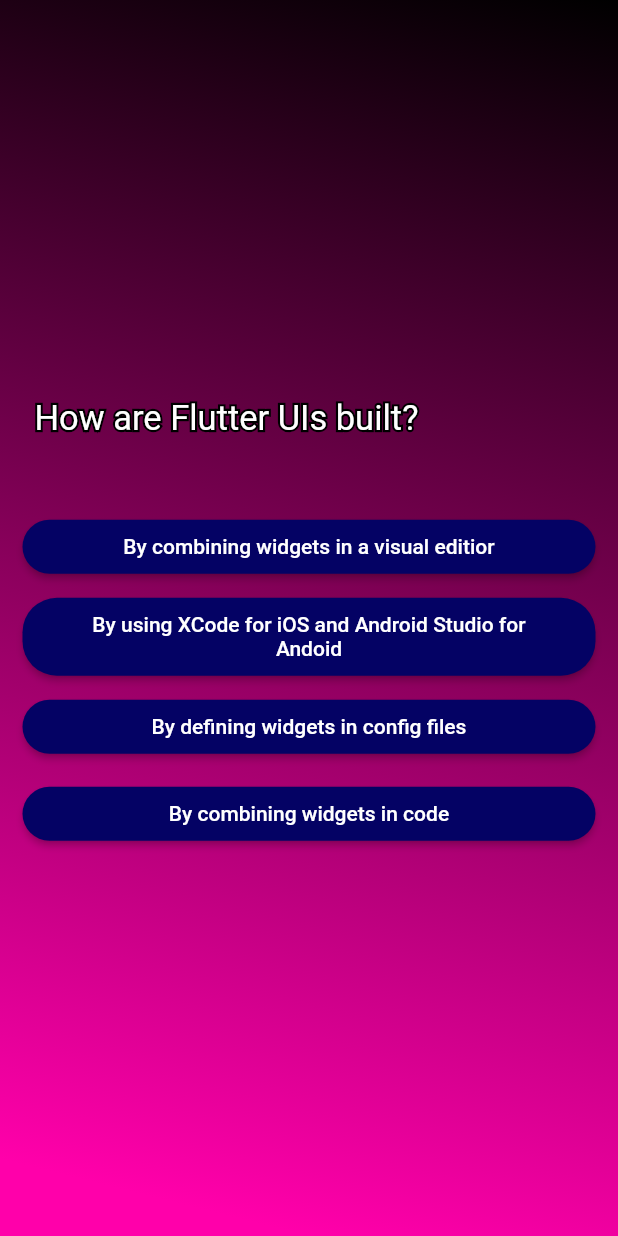
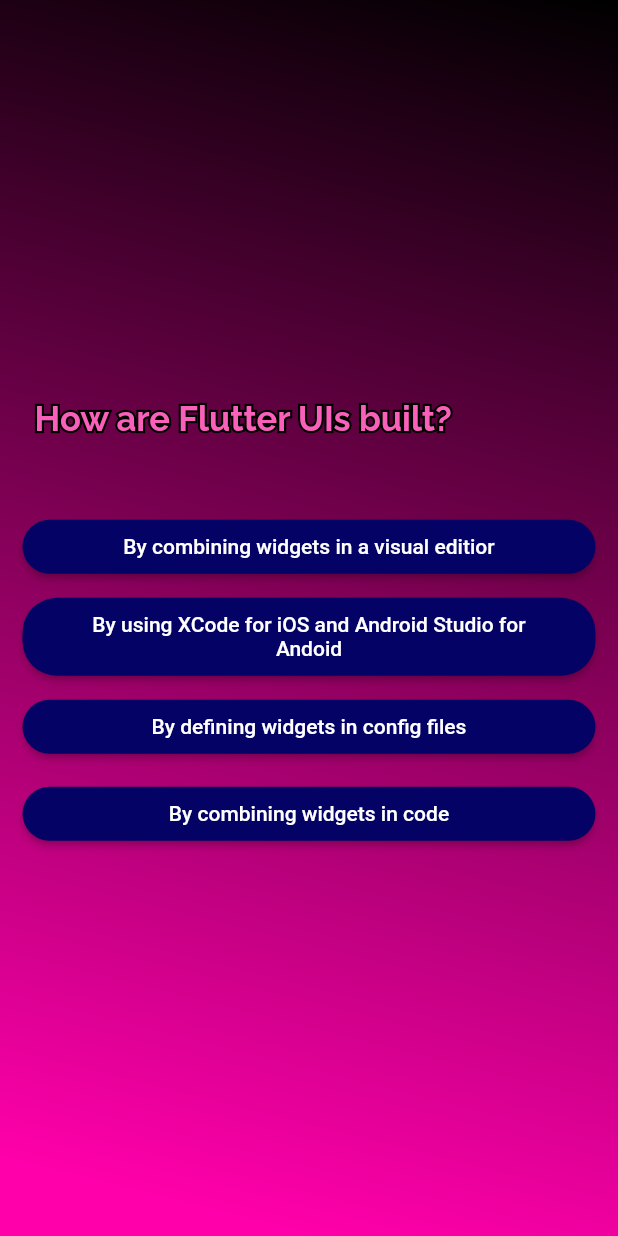
Before and after one commit to NeverHappyStudios/applicantOasis, a Flutter app: the screen it shows after launch, after a tap on "Press the button", after a tap on "Components", on a phone screen of 412 x 824 dp. Run offline on Flutter 3.47's test engine with Material 2 defaults, Android fonts, the phone set to English and light mode, and no system bars; our stand-ins replace google_fonts.

Commit message:
working on my own OutlinedText widget, need to add return funciton

```diff
--- a/lib/answer_button.dart
+++ b/lib/answer_button.dart
@@ -34,8 +34,8 @@ class AnswerButton extends StatelessWidget {
             ),
           ),
           child: Text(
+            answerText,
             textAlign: TextAlign.center,
-            answerText,
           ),
         ),
       ],
--- a/lib/questions_screen.dart
+++ b/lib/questions_screen.dart
@@ -1,4 +1,6 @@
+import 'package:adv_basics/start_screen.dart';
 import 'package:flutter/material.dart';
+import 'package:google_fonts/google_fonts.dart';
 
 import 'package:adv_basics/answer_button.dart';
 import 'package:adv_basics/data/questions.dart';
@@ -16,7 +18,10 @@ class _QuestionsScreenState extends State<QuestionsScreen> {
   void answerQuestion() {
     setState(
       () {
-        currentQuestionIndex++;
+        if (currentQuestionIndex == 5) {
+          currentQuestionIndex = 0;
+        } else
+          currentQuestionIndex++;
       },
     );
   }
@@ -39,8 +44,9 @@ class _QuestionsScreenState extends State<QuestionsScreen> {
                 children: <Widget>[
                   Text(
                     currentQuestion.text,
-                    style: TextStyle(
+                    style: GoogleFonts.raleway(
                       fontSize: 23,
+                      fontWeight: FontWeight.bold,
                       foreground: Paint()
                         ..style = PaintingStyle.stroke
                         ..strokeWidth = 3
@@ -50,9 +56,10 @@ class _QuestionsScreenState extends State<QuestionsScreen> {
                   ),
                   Text(
                     currentQuestion.text,
-                    style: const TextStyle(
+                    style: GoogleFonts.raleway(
                       fontSize: 23,
-                      color: Colors.white,
+                      fontWeight: FontWeight.bold,
+                      color: const Color.fromARGB(255, 250, 96, 186),
                     ),
                     textAlign: TextAlign.center,
                   ),
--- a/lib/start_screen.dart
+++ b/lib/start_screen.dart
@@ -1,4 +1,5 @@
 import 'package:flutter/material.dart';
+import 'package:google_fonts/google_fonts.dart';
 
 class StartScreen extends StatelessWidget {
   const StartScreen(this.startQuiz, {super.key});
@@ -19,13 +20,31 @@ class StartScreen extends StatelessWidget {
           const SizedBox(
             height: 50,
           ),
-          const Text(
-            style: TextStyle(color: Colors.white, fontSize: 20),
+          SizedBox(
+              height: 30,
+              child: Stack(
+                children: <Widget>[
+                  Text(
+                    style: GoogleFonts.raleway(
+                      fontSize: 30,
+                      fontWeight: FontWeight.bold,
+                      foreground: Paint()
+                        ..style = PaintingStyle.stroke
+                        ..strokeWidth = 3
+                        ..color = Colors.black,
+                    ),
                     'Let\'s Fuck Shit Up.',
                   ),
-          const SizedBox(
-            height: 30,
+                  Text(
+                    style: GoogleFonts.raleway(
+                      color: Colors.white,
+                      fontWeight: FontWeight.bold,
+                      fontSize: 30,
                     ),
+                    'Let\'s Fuck Shit Up.',
+                  ),
+                ],
+              )),
           OutlinedButton.icon(
             onPressed: startQuiz,
             style: OutlinedButton.styleFrom(
@@ -34,11 +53,23 @@ class StartScreen extends StatelessWidget {
             icon: const Icon(
               Icons.arrow_right_alt_outlined,
             ),
-            label: const Text(
-                // style: TextStyle(
+            label: Stack(
+              children: [
+                Text(
+                    style: TextStyle(
+                      foreground: Paint()
+                        ..style = PaintingStyle.stroke
+                        ..strokeWidth = 3
+                        ..color = Colors.black,
+                    ),
+                    'Press the button'),
+                const Text(
+                    // style: TextSty5le(
                     //   color: Colors.white,
                     // ),
                     'Press the button'),
+              ],
+            ),
           ),
         ],
       ),
--- a/pubspec.yaml
+++ b/pubspec.yaml
@@ -35,6 +35,7 @@ dependencies:
   # The following adds the Cupertino Icons font to your application.
   # Use with the CupertinoIcons class for iOS style icons.
   cupertino_icons: ^1.0.2
+  google_fonts: ^4.0.4
 
 dev_dependencies:
   flutter_test:
```
Also changed, not shown: lib/outlined_text.dart (added, +43 -0 lines), pubspec.lock, 1 other file. Lines whose indentation alone changed are shown as unchanged.
